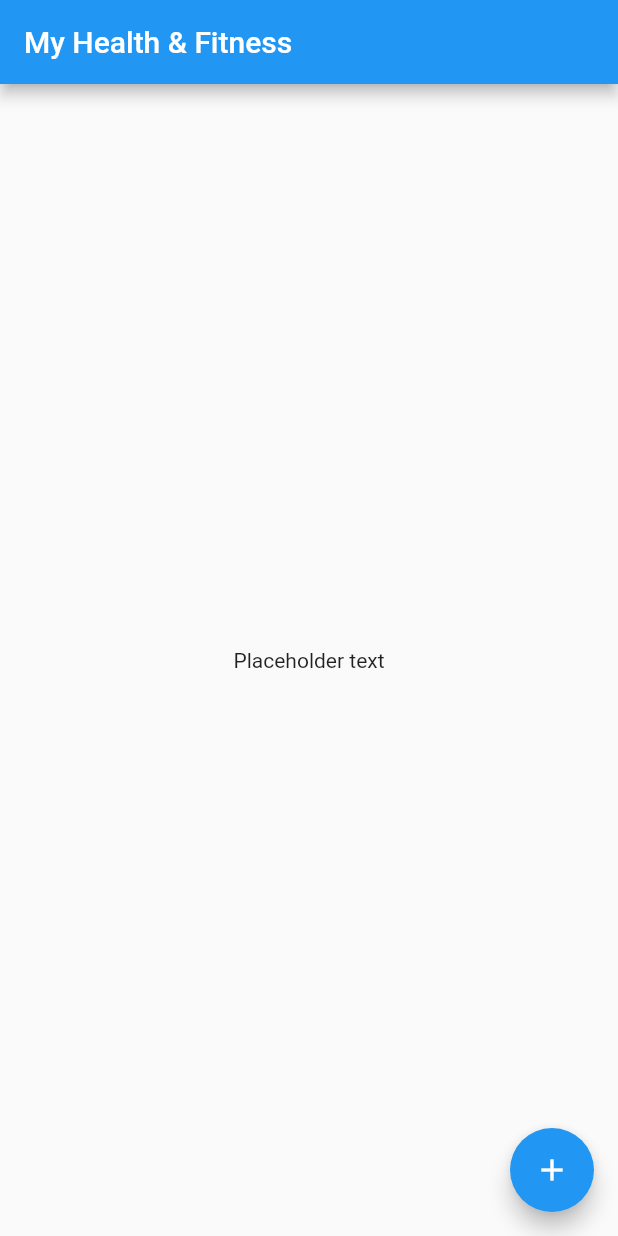
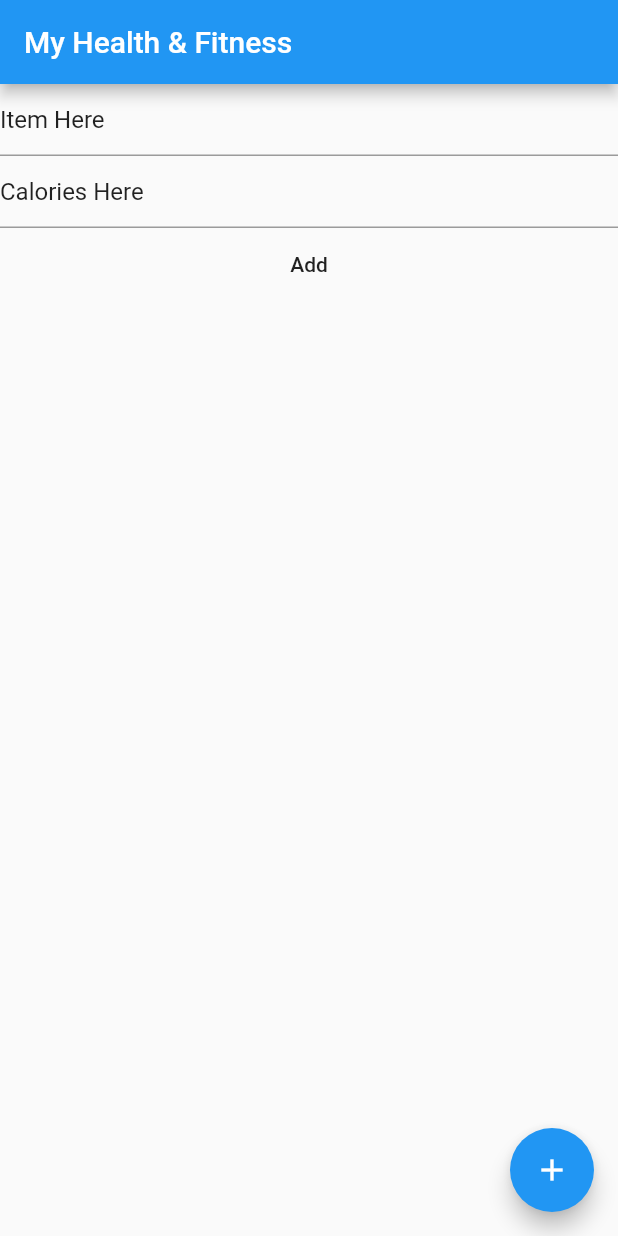
Before and after one commit to watkins-matt/csuf-fitness-mobile, a Flutter app: the screen it shows after launch, on a phone screen of 412 x 824 dp. Run offline on Flutter 3.47's test engine with Material 2 defaults, Android fonts, the phone set to English and light mode, and no system bars.

Commit message:
Added basic input/output widgets to main page

```diff
--- a/lib/main.dart
+++ b/lib/main.dart
@@ -32,11 +32,20 @@ class _MyHomePageState extends State<MyHomePage> {
       ),
       body: Center(
         child: Column(
-          mainAxisAlignment: MainAxisAlignment.center,
+          mainAxisAlignment: MainAxisAlignment.start,
           children: <Widget>[
-            Text(
-              'Placeholder text',
+            // Row(
+            //     mainAxisAlignment: MainAxisAlignment.center,
+            //     children: <Widget>[
+            TextFormField(initialValue: "Item Here"),
+            // ]),
+            TextFormField(
+              initialValue: "Calories Here",
             ),
+            FlatButton(
+              child: Text("Add"),
+              onPressed: () {},
+            )
           ],
         ),
       ),
@@ -44,7 +53,7 @@ class _MyHomePageState extends State<MyHomePage> {
         onPressed: () {},
         tooltip: 'Add',
         child: Icon(Icons.add),
-      ), // This trailing comma makes auto-formatting nicer for build methods.
+      ),
     );
   }
 }
```
